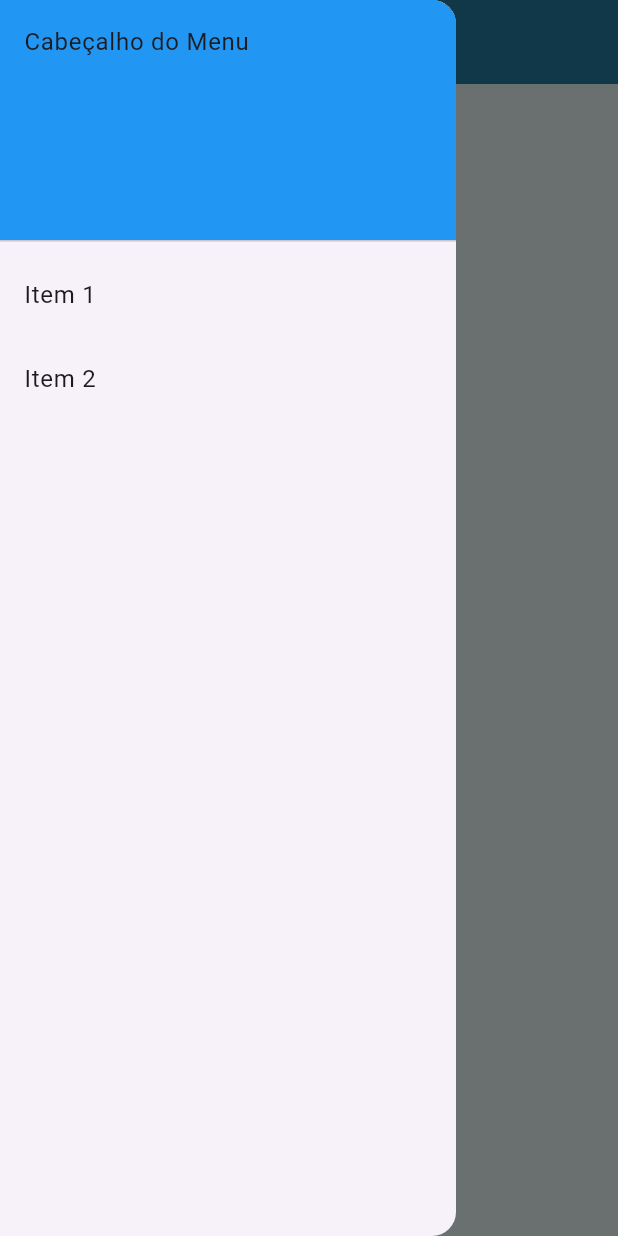
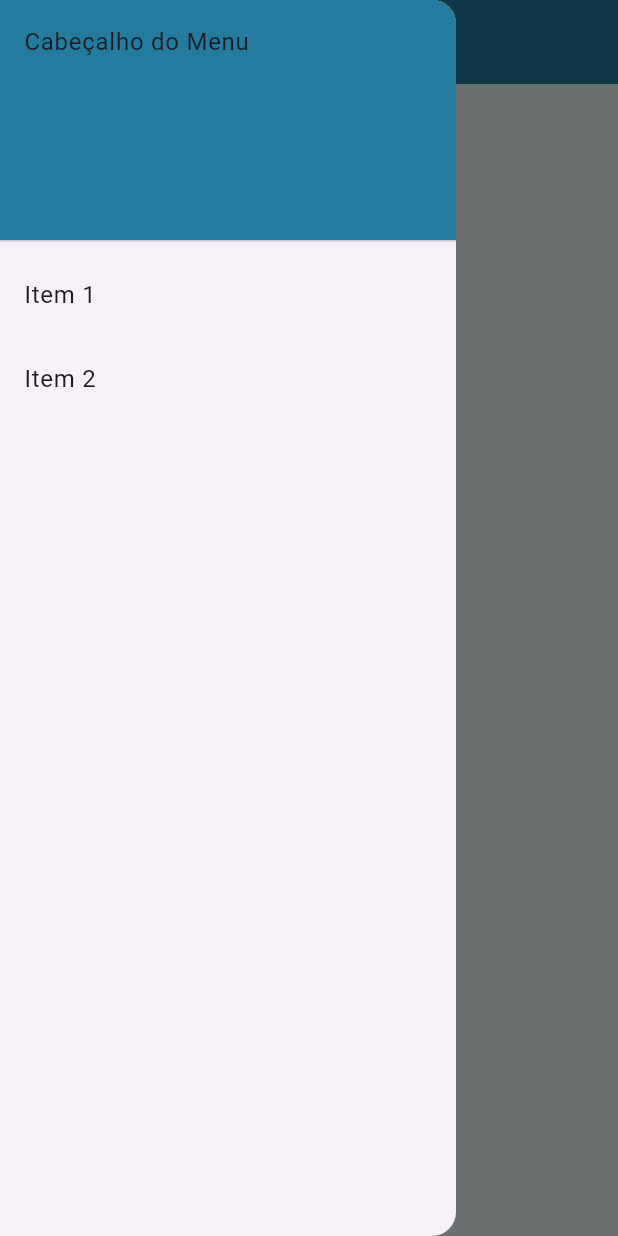
Before and after one commit to Miguel-Luis-1/ArmazemProjectF, a Flutter app: the screen it shows after launch, with the side drawer open, on a phone screen of 412 x 824 dp. Run offline on Flutter 3.47's test engine with Material 3 defaults, Android fonts, the phone set to English and light mode, and no system bars; our stand-ins replace mobx; generated files the repository leaves out were written again.

Commit message:
Store e ajustes no drawer
* Criação dos arquivos da store da home;
* Adição de algumas dependências para o mobx;
*  Componentizaçãodo do Drawer e pequenos ajustes;

```diff
--- a/lib/app/home/homePage.dart
+++ b/lib/app/home/homePage.dart
@@ -1,3 +1,6 @@
+// ignore_for_file: file_names
+
+import 'package:armazemf/app/widgets/drawer.dart';
 import 'package:flutter/material.dart';
 
 class HomePage extends StatefulWidget {
@@ -13,45 +16,23 @@ class _HomePageState extends State<HomePage> {
     return Scaffold(
       backgroundColor: const Color(0xFFE8F1F2),
       appBar: AppBar(
+        iconTheme: const IconThemeData(
+          color:Colors.white,
+        ),
         backgroundColor: const Color(0xFF247BA0),
         title: const Text('Lista de produtos',
             style: TextStyle(
               color: Colors.white,
               fontWeight: FontWeight.bold,
             ),
-        textDirection: TextDirection.ltr
+            textDirection: TextDirection.ltr),
       ),
+      drawer: const DrawerBase(),
+      body: const Column(children: [
+        Text(
+          'data',
         ),
-      drawer: Drawer(
-        child: ListView(
-          padding: EdgeInsets.zero,
-          children: <Widget>[
-            const DrawerHeader(
-              child: Text('Cabeçalho do Menu'),
-              decoration: BoxDecoration(
-                color: Colors.blue,
-              ),
-            ),
-            ListTile(
-              title: const Text('Item 1'),
-              onTap: () {
-                Navigator.pop(context);
-              },
-            ),
-            ListTile(
-              title: const Text('Item 2'),
-              onTap: () {
-                Navigator.pop(context);
-              },
-            ),
-          ],
-        ),
-      ),
-      body: const Column(
-        children:[
-          Text('data',),
-        ]
-      ),
+      ]),
     );
   }
 }
--- /dev/null
+++ b/lib/app/stores/home_page_store.dart
@@ -0,0 +1,15 @@
+import 'package:mobx/mobx.dart';
+
+part 'home_page_store.g.dart';
+
+class HomePageStore = HomePageStoreBase with _$HomePageStore;
+
+abstract class HomePageStoreBase with Store {
+  @observable
+  ObservableList itens = ObservableList();
+
+  @action
+  dispose(){
+    itens.clear();
+  }
+}
--- /dev/null
+++ b/lib/app/widgets/drawer.dart
@@ -0,0 +1,39 @@
+import 'package:flutter/material.dart';
+
+class DrawerBase extends StatefulWidget {
+  const DrawerBase({super.key});
+
+  @override
+  State<DrawerBase> createState() => _DrawerBaseState();
+}
+
+class _DrawerBaseState extends State<DrawerBase> {
+  @override
+  Widget build(BuildContext context) {
+    return Drawer(
+        child: ListView(
+          padding: EdgeInsets.zero,
+          children: <Widget>[
+            const DrawerHeader(
+              decoration: BoxDecoration(
+                color: Color(0xFF247BA0),
+              ),
+              child: Text('Cabeçalho do Menu'),
+            ),
+            ListTile(
+              title: const Text('Item 1'),
+              onTap: () {
+                Navigator.pop(context);
+              },
+            ),
+            ListTile(
+              title: const Text('Item 2'),
+              onTap: () {
+                Navigator.pop(context);
+              },
+            ),
+          ],
+        ),
+      );
+  }
+}
```
Also changed, not shown: pubspec.yaml (+4 -3 lines), lib/app/stores/home_page_store.g.dart (added), pubspec.lock. Lines whose indentation alone changed are shown as unchanged.
